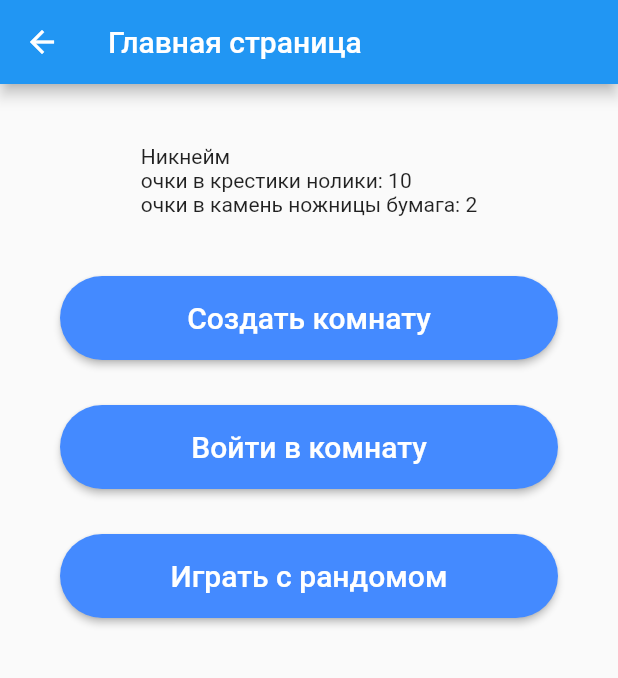
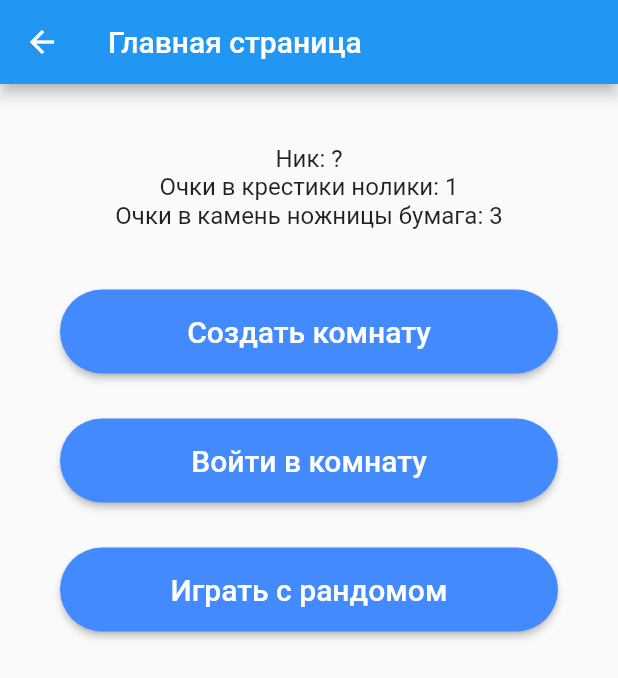
Before and after one commit to EgorBud/OC, a Flutter app: the HomeScreen screen opened by its route, on a phone screen of 412 x 824 dp. Shown: the top 678 px of the screen. Run offline on Flutter 3.47's test engine with Material 2 defaults, Android fonts, the phone set to English and light mode, and no system bars; our stand-ins replace get_it.

Commit message:
completr tic tac toe

```diff
--- a/UltraGames/frontend/lib/components/showMessage.dart
+++ b/UltraGames/frontend/lib/components/showMessage.dart
@@ -1,3 +1,4 @@
+
 import 'package:flutter/material.dart';
 
 void showErrorMessage(BuildContext context, String message) {
--- a/UltraGames/frontend/lib/constants.dart
+++ b/UltraGames/frontend/lib/constants.dart
@@ -1,6 +1,3 @@
-String HOST = "10.0.2.2";
-//String HOST = "192.168.1.76";
+String host = "10.0.2.2";
 //String HOST = "2.59.40.59";
-//String HOST = "127.0.0.1";
-//String HOST ="192.168.43.147";
-int PORT = 6666;
+int port = 6666;
--- a/UltraGames/frontend/lib/screens/chat.dart
+++ b/UltraGames/frontend/lib/screens/chat.dart
@@ -1,11 +1,9 @@
 import 'dart:convert';
 
 import 'package:flutter/material.dart';
-import 'package:frontend/main.dart';
 import 'package:frontend/models/message.dart';
 import 'package:frontend/providers/socket_provider.dart';
 import 'package:provider/provider.dart';
-import 'package:intl/intl.dart';
 
 class ChatScreen extends StatefulWidget {
   const ChatScreen({super.key});
--- a/UltraGames/frontend/lib/screens/create_room.dart
+++ b/UltraGames/frontend/lib/screens/create_room.dart
@@ -6,7 +6,7 @@ import 'package:frontend/providers/socket_provider.dart';
 import 'package:provider/provider.dart';
 
 class CreateRoomScreen extends StatefulWidget {
-  CreateRoomScreen({super.key});
+  const CreateRoomScreen({super.key});
 
   static String routeName = "/create_room";
 
@@ -18,7 +18,7 @@ class _CreateRoomScreenState extends State<CreateRoomScreen> {
 
   List<CreateRoom> rooms = [
     CreateRoom(task: "ticroom", label: "Крестики нолики"),
-    CreateRoom(task: "rpcroom", label: "Камень ножницы бумага")
+    CreateRoom(task: "rpsroom", label: "Камень ножницы бумага")
   ];
   late CreateRoom selectedItem = rooms[0];
 
--- a/UltraGames/frontend/lib/screens/enter_the_room.dart
+++ b/UltraGames/frontend/lib/screens/enter_the_room.dart
@@ -4,7 +4,6 @@ import 'package:flutter/material.dart';
 import 'package:frontend/locator.dart';
 import 'package:frontend/providers/key_provider.dart';
 import 'package:frontend/providers/socket_provider.dart';
-import 'package:frontend/screens/waiting_room.dart';
 import 'package:frontend/services/navigation_service.dart';
 import 'package:provider/provider.dart';
 
--- a/UltraGames/frontend/lib/screens/home.dart
+++ b/UltraGames/frontend/lib/screens/home.dart
@@ -1,11 +1,11 @@
 import 'package:flutter/material.dart';
 import 'package:frontend/locator.dart';
+import 'package:frontend/providers/socket_provider.dart';
 import 'package:frontend/screens/create_room.dart';
 import 'package:frontend/screens/enter_the_room.dart';
 import 'package:frontend/screens/random_game.dart';
-import 'package:frontend/screens/ticktacktoe.dart';
-import 'package:frontend/screens/waiting_room.dart';
 import 'package:frontend/services/navigation_service.dart';
+import 'package:provider/provider.dart';
 
 class HomeScreen extends StatelessWidget {
   HomeScreen({super.key});
@@ -15,6 +15,8 @@ class HomeScreen extends StatelessWidget {
 
   @override
   Widget build(BuildContext context) {
+    final socketWatch = context.watch<SocketProvider>();
+
     return Scaffold(
       appBar: AppBar(title: Text("Главная страница")),
       body: SafeArea(
@@ -26,9 +28,13 @@ class HomeScreen extends StatelessWidget {
               child: Column(
                 children: [
                   const SizedBox(height: 40),
-                  const Text("Никнейм \n"
-                      "очки в крестики нолики: ${10}\n"
-                      "очки в камень ножницы бумага: ${2}"),
+                  Text(
+                    "Ник: ${socketWatch.nickname} \n"
+                    "Очки в крестики нолики: ${socketWatch.ticScore}\n"
+                    "Очки в камень ножницы бумага: ${socketWatch.rpsScore}",
+                    textAlign: TextAlign.center,
+                    style: const TextStyle(fontSize: 16),
+                  ),
                   const SizedBox(height: 40),
                   ElevatedButton(
                     onPressed: () {
--- a/UltraGames/frontend/lib/screens/register.dart
+++ b/UltraGames/frontend/lib/screens/register.dart
@@ -150,6 +150,8 @@ class _RegisterFormState extends State<RegisterScreen> {
                             .setNickname(nicknameTextEditingController.text);
                         logAndRegRead.setLogin(loginTextEditingController.text);
 
+                        socketRead.setLogin(loginTextEditingController.text);
+
                         bool nicknameEmpty = true;
                         bool loginEmpty = true;
                         bool passwordEmpty = true;
--- a/UltraGames/frontend/lib/screens/sign_in.dart
+++ b/UltraGames/frontend/lib/screens/sign_in.dart
@@ -119,6 +119,7 @@ class _SignFormState extends State<SignInScreen> {
                       onPressed: () {
                         logAndRegRead.setLogin(loginTextEditingController.text);
                         socketRead.setContext(context);
+                        socketRead.setLogin(loginTextEditingController.text);
 
                         bool loginEmpty = true;
                         bool passwordEmpty = true;
--- a/UltraGames/frontend/lib/screens/ticktacktoe.dart
+++ b/UltraGames/frontend/lib/screens/ticktacktoe.dart
@@ -76,6 +76,7 @@ class _TickTackToeScreenState extends State<TickTackToeScreen> {
                           "task": "game",
                           "request": {
                             "move": index,
+                            "login" : socketWatch.login,
                           }
                         };
 
```
Also changed, not shown: UltraGames/frontend/lib/providers/socket_provider.dart (+47 -7 lines), 2 other files.
